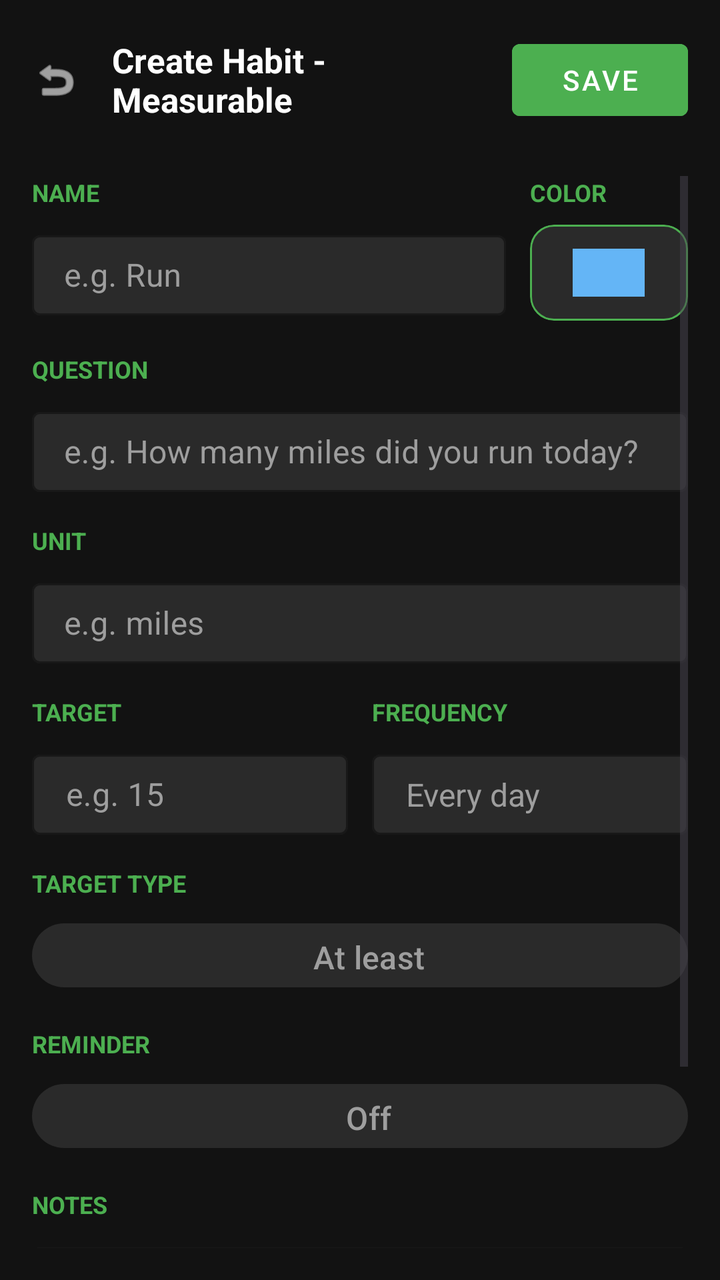
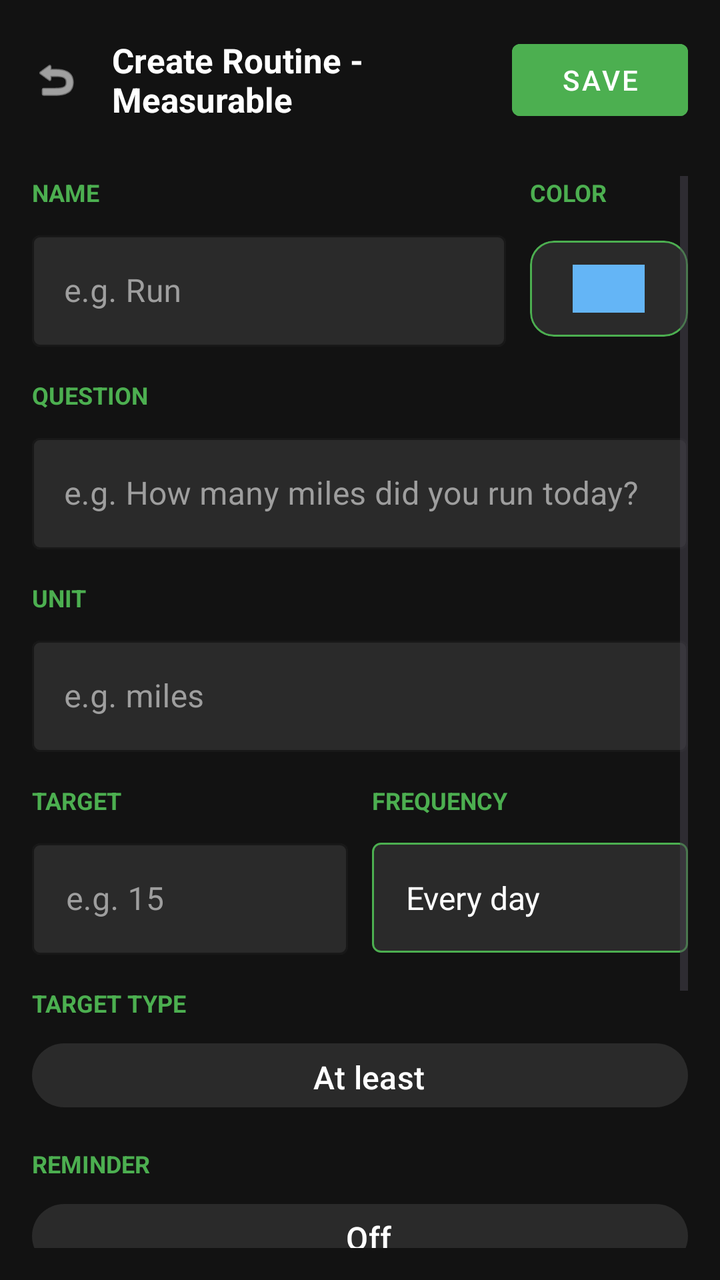

Before-and-after screenshots of an Android layout around one commit, followed by the original layout XML and the change that was made.
<!-- AndroidManifest.xml: application theme Theme.PBD3FinalCapstone -->
<!-- res/layout/activity_create_measurable.xml -->
<?xml version="1.0" encoding="utf-8"?>
<LinearLayout xmlns:android="http://schemas.android.com/apk/res/android"
    xmlns:app="http://schemas.android.com/apk/res-auto"
    android:layout_width="match_parent"
    android:layout_height="match_parent"
    android:background="#121212"
    android:orientation="vertical"
    android:padding="16dp">

    <LinearLayout
        android:layout_width="match_parent"
        android:layout_height="wrap_content"
        android:gravity="center_vertical"
        android:layout_marginBottom="24dp"
        android:orientation="horizontal">

        <ImageView
            android:id="@+id/btnBack"
            android:layout_width="24dp"
            android:layout_height="24dp"
            android:src="@android:drawable/ic_menu_revert"
            android:contentDescription="Back"
            app:tint="#FFFFFF" />

        <TextView
            android:layout_width="0dp"
            android:layout_height="wrap_content"
            android:layout_marginStart="16dp"
            android:layout_weight="1"
            android:text="Create Habit - Measurable"
            android:textColor="#FFFFFF"
            android:textSize="17sp"
            android:textStyle="bold" />

        <com.google.android.material.button.MaterialButton
            android:id="@+id/btnSave"
            style="@style/Widget.MaterialComponents.Button"
            android:layout_width="wrap_content"
            android:layout_height="wrap_content"
            android:backgroundTint="#4CAF50"
            android:text="SAVE"
            android:textColor="#FFFFFF" />
    </LinearLayout>

    <ScrollView
        android:layout_width="match_parent"
        android:layout_height="match_parent">

        <LinearLayout
            android:layout_width="match_parent"
            android:layout_height="wrap_content"
            android:orientation="vertical">

            
            <LinearLayout
                android:layout_width="match_parent"
                android:layout_height="wrap_content"
                android:layout_marginBottom="16dp"
                android:baselineAligned="false"
                android:orientation="horizontal">

                <LinearLayout
                    android:layout_width="0dp"
                    android:layout_height="wrap_content"
                    android:layout_marginEnd="12dp"
                    android:layout_weight="3"
                    android:orientation="vertical">

                    <TextView
                        android:layout_width="wrap_content"
                        android:layout_height="wrap_content"
                        android:layout_marginBottom="8dp"
                        android:text="NAME"
                        android:textColor="#4CAF50"
                        android:textSize="12sp"
                        android:textStyle="bold" />

                    <com.google.android.material.textfield.TextInputLayout
                        style="@style/Widget.MaterialComponents.TextInputLayout.OutlinedBox"
                        android:layout_width="match_parent"
                        android:layout_height="wrap_content"
                        app:boxStrokeColor="#4CAF50"
                        app:hintTextColor="#FFFFFF"
                        android:textColorHint="#9E9E9E"
                        app:boxBackgroundColor="#2A2A2A">

                        <com.google.android.material.textfield.TextInputEditText
                            android:id="@+id/inputName"
                            android:layout_width="match_parent"
                            android:layout_height="40dp"
                            android:hint="e.g. Run"
                            android:textColor="#FFFFFF"
                            android:textColorHint="#FFFFFF" />
                    </com.google.android.material.textfield.TextInputLayout>
                </LinearLayout>

                
                <LinearLayout
                    android:layout_width="0dp"
                    android:layout_height="wrap_content"
                    android:layout_weight="1"
                    android:orientation="vertical">

                    <TextView
                        android:layout_width="wrap_content"
                        android:layout_height="wrap_content"
                        android:layout_marginBottom="8dp"
                        android:text="COLOR"
                        android:textColor="#4CAF50"
                        android:textSize="12sp"
                        android:textStyle="bold" />

                    <com.google.android.material.card.MaterialCardView
                        android:layout_width="match_parent"
                        android:layout_height="wrap_content"
                        app:cardBackgroundColor="#2A2A2A"
                        app:cardElevation="0dp"
                        app:strokeColor="#4CAF50"
                        app:strokeWidth="1dp">

                        <LinearLayout
                            android:layout_width="match_parent"
                            android:layout_height="wrap_content"
                            android:gravity="center"
                            android:orientation="vertical"
                            android:padding="12dp">

                            <View
                                android:id="@+id/colorPreview"
                                android:layout_width="36dp"
                                android:layout_height="24dp"
                                android:background="#64B5F6" />
                        </LinearLayout>
                    </com.google.android.material.card.MaterialCardView>
                </LinearLayout>
            </LinearLayout>

            
            <LinearLayout
                android:layout_width="match_parent"
                android:layout_height="wrap_content"
                android:layout_marginBottom="16dp"
                android:orientation="vertical">

                <TextView
                    android:layout_width="wrap_content"
                    android:layout_height="wrap_content"
                    android:layout_marginBottom="8dp"
                    android:text="QUESTION"
                    android:textColor="#4CAF50"
                    android:textSize="12sp"
                    android:textStyle="bold" />

                <com.google.android.material.textfield.TextInputLayout
                    style="@style/Widget.MaterialComponents.TextInputLayout.OutlinedBox"
                    android:layout_width="match_parent"
                    android:layout_height="wrap_content"
                    app:boxStrokeColor="#4CAF50"
                    android:textColorHint="#9E9E9E"
                    app:boxBackgroundColor="#2A2A2A">

                    <com.google.android.material.textfield.TextInputEditText
                        android:id="@+id/inputQuestion"
                        android:layout_width="match_parent"
                        android:layout_height="40dp"
                        android:hint="e.g. How many miles did you run today?"
                        android:textColor="#FFFFFF"
                        android:textColorHint="#FFFFFF" />
                </com.google.android.material.textfield.TextInputLayout>
            </LinearLayout>

            
            <LinearLayout
                android:layout_width="match_parent"
                android:layout_height="wrap_content"
                android:layout_marginBottom="16dp"
                android:orientation="vertical">

                <TextView
                    android:layout_width="wrap_content"
                    android:layout_height="wrap_content"
                    android:layout_marginBottom="8dp"
                    android:text="UNIT"
                    android:textColor="#4CAF50"
                    android:textSize="12sp"
                    android:textStyle="bold" />

                <com.google.android.material.textfield.TextInputLayout
                    style="@style/Widget.MaterialComponents.TextInputLayout.OutlinedBox"
                    android:layout_width="match_parent"
                    android:layout_height="wrap_content"
                    app:boxStrokeColor="#4CAF50"
                    android:textColorHint="#9E9E9E"
                    app:boxBackgroundColor="#2A2A2A">

                    <com.google.android.material.textfield.TextInputEditText
                        android:id="@+id/inputUnit"
                        android:layout_width="match_parent"
                        android:layout_height="40dp"
                        android:hint="e.g. miles"
                        android:textColor="#FFFFFF"
                        android:textColorHint="#9E9E9E" />
                </com.google.android.material.textfield.TextInputLayout>
            </LinearLayout>

            
            <LinearLayout
                android:layout_width="match_parent"
                android:layout_height="wrap_content"
                android:layout_marginBottom="16dp"
                android:orientation="horizontal">

                
                <LinearLayout
                    android:layout_width="0dp"
                    android:layout_height="wrap_content"
                    android:layout_marginEnd="12dp"
                    android:layout_weight="1"
                    android:orientation="vertical">

                    <TextView
                        android:layout_width="wrap_content"
                        android:layout_height="wrap_content"
                        android:layout_marginBottom="8dp"
                        android:text="TARGET"
                        android:textColor="#4CAF50"
                        android:textSize="12sp"
                        android:textStyle="bold" />

                    <com.google.android.material.textfield.TextInputLayout
                        style="@style/Widget.MaterialComponents.TextInputLayout.OutlinedBox"
                        android:layout_width="match_parent"
                        android:layout_height="wrap_content"
                        app:boxStrokeColor="#4CAF50"
                        android:textColorHint="#9E9E9E"
                        app:boxBackgroundColor="#2A2A2A">

                        <com.google.android.material.textfield.TextInputEditText
                            android:id="@+id/inputTarget"
                            android:layout_width="match_parent"
                            android:layout_height="40dp"
                            android:hint="e.g. 15"
                            android:inputType="number"
                            android:textColor="#FFFFFF"
                            android:textColorHint="#9E9E9E"
                            android:paddingStart="17dp"
                            android:paddingEnd="8dp"/>
                    </com.google.android.material.textfield.TextInputLayout>
                </LinearLayout>

                
                <LinearLayout
                    android:layout_width="0dp"
                    android:layout_height="wrap_content"
                    android:layout_weight="1"
                    android:orientation="vertical">

                    <TextView
                        android:layout_width="wrap_content"
                        android:layout_height="wrap_content"
                        android:layout_marginBottom="8dp"
                        android:text="FREQUENCY"
                        android:textColor="#4CAF50"
                        android:textSize="12sp"
                        android:textStyle="bold" />

                    <com.google.android.material.textfield.TextInputLayout
                        style="@style/Widget.MaterialComponents.TextInputLayout.OutlinedBox"
                        android:layout_width="match_parent"
                        android:layout_height="wrap_content"
                        app:boxStrokeColor="#4CAF50"
                        android:textColorHint="#9E9E9E"
                        app:boxBackgroundColor="#2A2A2A">

                        <AutoCompleteTextView
                            android:id="@+id/btnFrequency"
                            android:layout_width="match_parent"
                            android:layout_height="40dp"
                            android:inputType="none"
                            android:text="Every day"
                            android:textColor="#9E9E9E"
                            android:textSize="16sp"
                            android:paddingStart="17dp"
                            android:paddingEnd="8dp"/>
                    </com.google.android.material.textfield.TextInputLayout>
                </LinearLayout>
            </LinearLayout>

            
            <LinearLayout
                android:layout_width="match_parent"
                android:layout_height="wrap_content"
                android:layout_marginBottom="16dp"
                android:orientation="vertical">

                <TextView
                    android:layout_width="wrap_content"
                    android:layout_height="wrap_content"
                    android:layout_marginBottom="8dp"
                    android:text="TARGET TYPE"
                    android:textColor="#4CAF50"
                    android:textSize="12sp"
                    android:textStyle="bold" />

                <com.google.android.material.textfield.TextInputLayout
                    style="@style/Widget.MaterialComponents.TextInputLayout.OutlinedBox"
                    android:layout_width="match_parent"
                    android:layout_height="wrap_content"
                    app:boxStrokeColor="#4CAF50"
                    app:boxBackgroundColor="#2A2A2A">

                    <com.google.android.material.button.MaterialButton
                        android:id="@+id/inputTargetType"
                        android:layout_width="match_parent"
                        android:layout_height="40dp"
                        android:text="At least"
                        android:textSize="16sp"
                        android:textColor="#9E9E9E"
                        android:paddingStart="17dp"
                        android:paddingEnd="8dp"
                        app:strokeColor="#4CAF50"
                        app:backgroundTint="#2A2A2A"
                        />
                </com.google.android.material.textfield.TextInputLayout>
            </LinearLayout>

            
            <LinearLayout
                android:layout_width="match_parent"
                android:layout_height="wrap_content"
                android:layout_marginBottom="16dp"
                android:orientation="vertical">

                <TextView
                    android:layout_width="wrap_content"
                    android:layout_height="wrap_content"
                    android:layout_marginBottom="8dp"
                    android:text="REMINDER"
                    android:textColor="#4CAF50"
                    android:textSize="12sp"
                    android:textStyle="bold" />

                <com.google.android.material.textfield.TextInputLayout
                    style="@style/Widget.MaterialComponents.TextInputLayout.OutlinedBox"
                    android:layout_width="match_parent"
                    android:layout_height="wrap_content"
                    app:boxStrokeColor="#4CAF50"
                    app:boxBackgroundColor="#2A2A2A">

                    <com.google.android.material.button.MaterialButton
                        android:id="@+id/btnReminder"
                        android:layout_width="match_parent"
                        android:layout_height="40dp"
                        android:text="Off"
                        android:textSize="16sp"
                        android:textColor="#9E9E9E"
                        app:strokeColor="#4CAF50"
                        app:backgroundTint="#2A2A2A"
                        android:paddingStart="17dp"
                        android:paddingEnd="8dp" />
                </com.google.android.material.textfield.TextInputLayout>
            </LinearLayout>

            
            <LinearLayout
                android:layout_width="match_parent"
                android:layout_height="wrap_content"
                android:layout_marginBottom="16dp"
                android:orientation="vertical">

                <TextView
                    android:layout_width="wrap_content"
                    android:layout_height="wrap_content"
                    android:layout_marginBottom="8dp"
                    android:text="NOTES"
                    android:textColor="#4CAF50"
                    android:textSize="12sp"
                    android:textStyle="bold" />

                <com.google.android.material.textfield.TextInputLayout
                    style="@style/Widget.MaterialComponents.TextInputLayout.OutlinedBox"
                    android:layout_width="match_parent"
                    android:layout_height="wrap_content"
                    app:boxBackgroundColor="#2A2A2A"
                    app:boxStrokeColor="#4CAF50"
                    android:textColorHint="#9E9E9E">

                    <com.google.android.material.textfield.TextInputEditText
                        android:id="@+id/inputNotes"
                        android:layout_width="match_parent"
                        android:layout_height="wrap_content"
                        android:gravity="top|start"
                        android:hint="(Optional)"
                        android:minLines="3"
                        android:textColor="#9E9E9E"
                        android:textColorHint="#9E9E9E" />
                </com.google.android.material.textfield.TextInputLayout>
            </LinearLayout>

        </LinearLayout>
    </ScrollView>
</LinearLayout>
<!-- resources referenced by this layout -->
<resources>
  <style name="Theme.PBD3FinalCapstone" parent="Base.Theme.PBD3FinalCapstone" />
  <style name="Base.Theme.PBD3FinalCapstone" parent="Theme.Material3.DayNight.NoActionBar">
          
          
      </style>
</resources>

<!-- the commit's change to res/layout/activity_create_measurable.xml (unified diff, before → after) -->
@@ -27,7 +27,7 @@
             android:layout_height="wrap_content"
             android:layout_marginStart="16dp"
             android:layout_weight="1"
-            android:text="Create Habit - Measurable"
+            android:text="Create Routine - Measurable"
             android:textColor="#FFFFFF"
             android:textSize="17sp"
             android:textStyle="bold" />
@@ -87,7 +87,7 @@
                         <com.google.android.material.textfield.TextInputEditText
                             android:id="@+id/inputName"
                             android:layout_width="match_parent"
-                            android:layout_height="40dp"
+                            android:layout_height="wrap_content"
                             android:hint="e.g. Run"
                             android:textColor="#FFFFFF"
                             android:textColorHint="#FFFFFF" />
@@ -116,7 +116,8 @@
                         app:cardBackgroundColor="#2A2A2A"
                         app:cardElevation="0dp"
                         app:strokeColor="#4CAF50"
-                        app:strokeWidth="1dp">
+                        app:strokeWidth="1dp"
+                        android:layout_marginTop="8dp">
 
                         <LinearLayout
                             android:layout_width="match_parent"
@@ -162,7 +163,7 @@
                     <com.google.android.material.textfield.TextInputEditText
                         android:id="@+id/inputQuestion"
                         android:layout_width="match_parent"
-                        android:layout_height="40dp"
+                        android:layout_height="wrap_content"
                         android:hint="e.g. How many miles did you run today?"
                         android:textColor="#FFFFFF"
                         android:textColorHint="#FFFFFF" />
@@ -196,7 +197,7 @@
                     <com.google.android.material.textfield.TextInputEditText
                         android:id="@+id/inputUnit"
                         android:layout_width="match_parent"
-                        android:layout_height="40dp"
+                        android:layout_height="wrap_content"
                         android:hint="e.g. miles"
                         android:textColor="#FFFFFF"
                         android:textColorHint="#9E9E9E" />
@@ -238,7 +239,7 @@
                         <com.google.android.material.textfield.TextInputEditText
                             android:id="@+id/inputTarget"
                             android:layout_width="match_parent"
-                            android:layout_height="40dp"
+                            android:layout_height="wrap_content"
                             android:hint="e.g. 15"
                             android:inputType="number"
                             android:textColor="#FFFFFF"
@@ -272,16 +273,18 @@
                         android:textColorHint="#9E9E9E"
                         app:boxBackgroundColor="#2A2A2A">
 
-                        <AutoCompleteTextView
+                        <TextView
                             android:id="@+id/btnFrequency"
                             android:layout_width="match_parent"
-                            android:layout_height="40dp"
-                            android:inputType="none"
+                            android:layout_height="55dp"
+                            android:layout_marginTop="5dp"
+                            android:background="@drawable/border_box"
+                            android:gravity="center_vertical"
+                            android:paddingStart="17dp"
+                            android:paddingEnd="8dp"
                             android:text="Every day"
-                            android:textColor="#9E9E9E"
-                            android:textSize="16sp"
-                            android:paddingStart="17dp"
-                            android:paddingEnd="8dp"/>
+                            android:textColor="#FFFFFF"
+                            android:textSize="16sp" />
                     </com.google.android.material.textfield.TextInputLayout>
                 </LinearLayout>
             </LinearLayout>
@@ -315,7 +318,7 @@
                         android:layout_height="40dp"
                         android:text="At least"
                         android:textSize="16sp"
-                        android:textColor="#9E9E9E"
+                        android:textColor="#FFFFFF"
                         android:paddingStart="17dp"
                         android:paddingEnd="8dp"
                         app:strokeColor="#4CAF50"
@@ -353,7 +356,7 @@
                         android:layout_height="40dp"
                         android:text="Off"
                         android:textSize="16sp"
-                        android:textColor="#9E9E9E"
+                        android:textColor="#FFFFFF"
                         app:strokeColor="#4CAF50"
                         app:backgroundTint="#2A2A2A"
                         android:paddingStart="17dp"
<!-- resource entries referenced after the edit -->
@@ -1,5 +1,12 @@
 <!-- resources referenced by this layout -->
 <resources>
+  <!-- drawable border_box (drawable) -->
+  <?xml version="1.0" encoding="utf-8"?>
+  <shape xmlns:android="http://schemas.android.com/apk/res/android">
+      <stroke android:width="1dp" android:color="#4CAF50" />
+      <solid android:color="#2A2A2A" />
+      <corners android:radius="4dp" />
+  </shape>
   <style name="Theme.PBD3FinalCapstone" parent="Base.Theme.PBD3FinalCapstone" />
   <style name="Base.Theme.PBD3FinalCapstone" parent="Theme.Material3.DayNight.NoActionBar">
           
